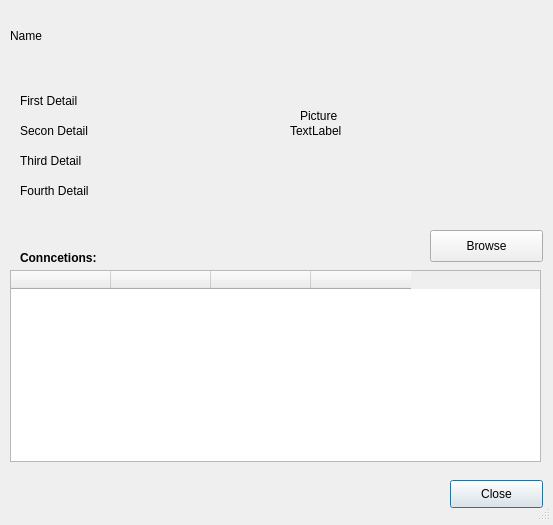
Qt form ui/details.ui (VLN1-Hopur23/VLN1-Hopur23) before a commit.
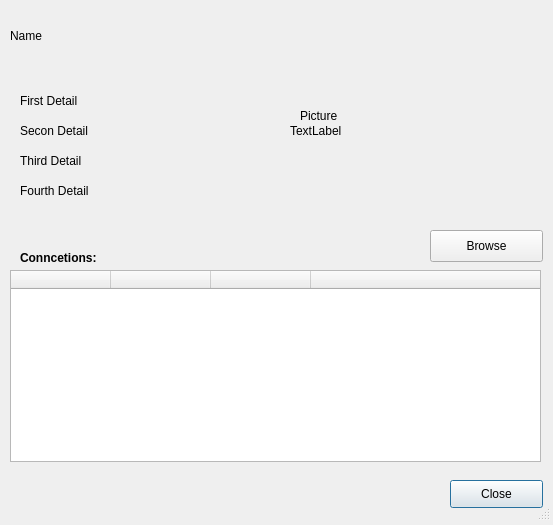
The same form after that commit. Icons and pictures are not drawn.

Commit message: Stretch last column

What changed in the file:
```diff
--- a/ui/details.ui
+++ b/ui/details.ui
@@ -164,6 +164,9 @@
    <property name="sortingEnabled">
     <bool>true</bool>
    </property>
+   <attribute name="horizontalHeaderStretchLastSection">
+    <bool>true</bool>
+   </attribute>
    <column>
     <property name="text">
      <string/>
```
